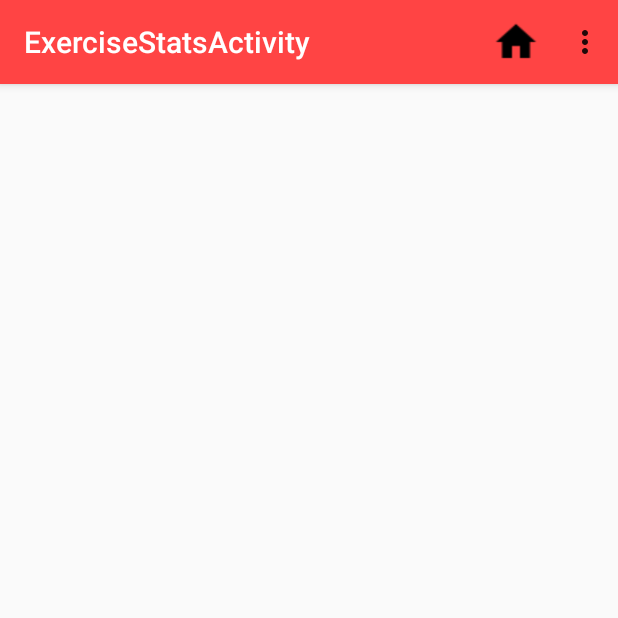
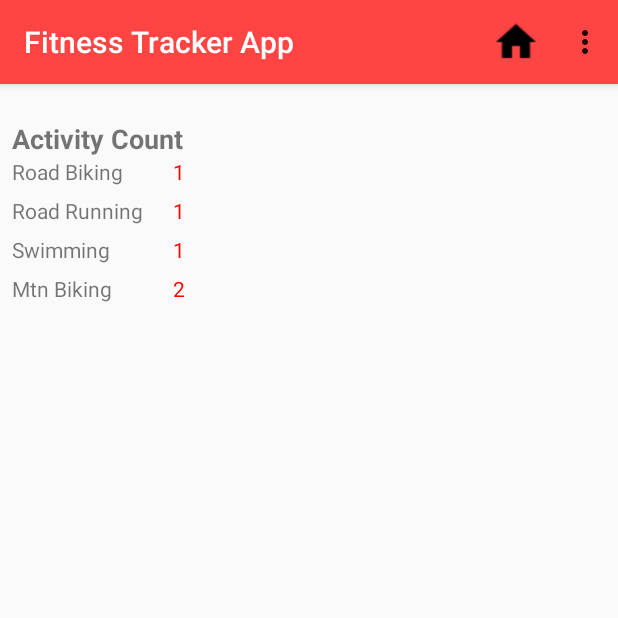
Before and after one commit to GraemeHBrown/Fitness_tracker_v2, an Android app: the screen it shows after launch (ExerciseStatsActivity), after a tap on "VIEW STATS", on a phone screen of 412 x 824 dp, the top half of it. Run offline under Robolectric (Android 15) with nearby library versions, the phone set to English and light mode, and no system bars; our stand-ins replace Room's generated code.

Commit message:
Added count of different exercise types to Exercise stats page.  This generates a table based on the map of activity counts.
Upped the minimum SDK version to 24 in order to use Java 8 features.

```diff
--- a/app/build.gradle
+++ b/app/build.gradle
@@ -4,7 +4,7 @@ android {
     compileSdkVersion 26
     defaultConfig {
         applicationId "com.codeclan.example.fitnesstrackerapp"
-        minSdkVersion 16
+        minSdkVersion 24
         targetSdkVersion 26
         versionCode 1
         versionName "1.0"
@@ -16,10 +16,16 @@ android {
             proguardFiles getDefaultProguardFile('proguard-android.txt'), 'proguard-rules.pro'
         }
     }
+    compileOptions {
+        targetCompatibility 1.8
+        sourceCompatibility 1.8
+    }
+    productFlavors {
+    }
 }
 
 dependencies {
-    implementation fileTree(dir: 'libs', include: ['*.jar'])
+    implementation fileTree(include: ['*.jar'], dir: 'libs')
     implementation 'com.android.support:appcompat-v7:26.1.0'
     implementation 'com.android.support.constraint:constraint-layout:1.0.2'
     implementation 'com.android.support:support-v4:26.1.0'
@@ -28,9 +34,9 @@ dependencies {
     androidTestImplementation 'com.android.support.test:runner:1.0.1'
     androidTestImplementation 'com.android.support.test.espresso:espresso-core:3.0.1'
     // Room (use 1.1.0-alpha1 for latest alpha)
-    implementation "android.arch.persistence.room:runtime:1.0.0"
+    implementation 'android.arch.persistence.room:runtime:1.0.0'
     annotationProcessor "android.arch.persistence.room:compiler:1.0.0"
     // Test helpers for Room
-    testImplementation "android.arch.persistence.room:testing:1.0.0"
+    testImplementation 'android.arch.persistence.room:testing:1.0.0'
     compile 'com.jjoe64:graphview:4.2.1'
 }
--- a/app/src/main/AndroidManifest.xml
+++ b/app/src/main/AndroidManifest.xml
@@ -29,7 +29,6 @@
             android:parentActivityName=".activity.ExerciseActivity" />
         <activity
             android:name=".useractivity.ExerciseStatsActivity"
-            android:label="@string/title_activity_exercise_stats"
             android:theme="@style/Theme.AppCompat.Light.NoActionBar"></activity>
     </application>
 
--- a/app/src/main/java/com/codeclan/example/fitnesstrackerapp/db/utils/DatabaseInitializer.java
+++ b/app/src/main/java/com/codeclan/example/fitnesstrackerapp/db/utils/DatabaseInitializer.java
@@ -102,14 +102,20 @@ public class DatabaseInitializer {
         Equipment equipment5 = addEquipment(db, "Addidas", "Running shoe", "Boost", user1);
         Equipment equipment6 = addEquipment(db, "Swimovate", "Swimming watch", "Poolmate 2", user1);
 
-        Date startTime = getToday();
-        Log.d("start time:", String.valueOf(startTime));
-        Date startTimePlusMins = getDatePlus(60);
-        Log.d("start time plus:", String.valueOf(startTimePlusMins));
+        Date threeWeeksAgo = getTodayPlusDays(-21);
+        Date oneWeekAgo = getTodayPlusDays(-7);
+        Date yesterday = getTodayPlusDays(-1);
+        Date twoDaysAgo = getTodayPlusDays(-2);
+        Date twoWeeksAgo = getTodayPlusDays(-14);
+//        Log.d("start time:", String.valueOf(startTime));
+        Date startTimePlusMins = getDatePlusMinutes(60);
+//        Log.d("start time plus:", String.valueOf(startTimePlusMins));
 
-        addUserExercise(db, user1, roadBiking, startTime, 120L, equipment1, "This is an exercise...", 45.0);
-        addUserExercise(db, user1, roadRunning, startTime, 40L, null, "This is a road run...", 10.3);
-        addUserExercise(db, user1, swimming, startTime, 50L, equipment6, "This is a swim", 4.0);
+        addUserExercise(db, user1, roadBiking, oneWeekAgo, 120L, equipment1, "This is an exercise...", 45.0);
+        addUserExercise(db, user1, roadRunning, threeWeeksAgo, 40L, null, "This is a road run...", 10.3);
+        addUserExercise(db, user1, swimming, yesterday, 50L, equipment6, "This is a swim...", 4.0);
+        addUserExercise(db, user1, mtnBiking, twoDaysAgo, 60L, equipment3, "Mtn biking", 45.7);
+        addUserExercise(db, user1, mtnBiking, twoWeeksAgo, 120L, equipment3, "Mtn biking x1", 56.7);
     }
 
     private static Date getToday() {
@@ -117,9 +123,15 @@ public class DatabaseInitializer {
         return calendar.getTime();
     }
 
-    private static Date getDatePlus(long minutes) {
+    private static Date getDatePlusMinutes(long minutes) {
         Calendar calendar = Calendar.getInstance();
         calendar.add(Calendar.MINUTE, (int) minutes);
+        return calendar.getTime();
+    }
+
+    private static Date getTodayPlusDays(int daysAgo) {
+        Calendar calendar = Calendar.getInstance();
+        calendar.add(Calendar.DATE, daysAgo);
         return calendar.getTime();
     }
 
--- a/app/src/main/java/com/codeclan/example/fitnesstrackerapp/useractivity/ExerciseStatsActivity.java
+++ b/app/src/main/java/com/codeclan/example/fitnesstrackerapp/useractivity/ExerciseStatsActivity.java
@@ -1,21 +1,40 @@
 package com.codeclan.example.fitnesstrackerapp.useractivity;
 
+import android.annotation.TargetApi;
 import android.content.Intent;
+import android.graphics.Color;
+import android.graphics.Typeface;
+import android.os.Build;
 import android.os.Bundle;
-import android.support.design.widget.FloatingActionButton;
-import android.support.design.widget.Snackbar;
 import android.support.v7.app.ActionBar;
 import android.support.v7.app.AppCompatActivity;
 import android.support.v7.widget.Toolbar;
 import android.view.Menu;
 import android.view.MenuItem;
-import android.view.View;
+import android.widget.TableLayout;
+import android.widget.TableRow;
+import android.widget.TextView;
 
 import com.codeclan.example.fitnesstrackerapp.MainActivity;
 import com.codeclan.example.fitnesstrackerapp.R;
+import com.codeclan.example.fitnesstrackerapp.activity.Activity;
 import com.codeclan.example.fitnesstrackerapp.activity.ExerciseActivity;
+import com.codeclan.example.fitnesstrackerapp.db.AppDatabase;
+import com.codeclan.example.fitnesstrackerapp.user.User;
+
+import java.util.ArrayList;
+import java.util.List;
+import java.util.Map;
+import java.util.function.Function;
+import java.util.stream.Collectors;
 
 public class ExerciseStatsActivity extends AppCompatActivity {
+    AppDatabase db;
+    private List<UserExercise> allExercise;
+    TableLayout layout;
+    TableRow tableRow;
+    Map<String, Long> exerciseCounts;
+    TextView activityCount, activityKey;
 
     @Override
     protected void onCreate(Bundle savedInstanceState) {
@@ -26,6 +45,47 @@ public class ExerciseStatsActivity extends AppCompatActivity {
         ActionBar ab = getSupportActionBar();
 
 
+        db = AppDatabase.getInMemoryDatabase(getApplicationContext());
+        User appUser = db.userDao().getAll().get(0);
+        allExercise = db.userExerciseDao().findAllExerciseForUser(appUser.getId());
+        exerciseCounts = getExerciseCounts(allExercise);
+        layout = findViewById(R.id.activity_count);
+        addDataToTable();
+
+    }
+
+    private void addDataToTable() {
+        for (Map.Entry<String, Long> entry : exerciseCounts.entrySet()) {
+            tableRow = new TableRow(this);
+            tableRow.setLayoutParams(new TableRow.LayoutParams(TableRow.LayoutParams.FILL_PARENT,
+                    TableRow.LayoutParams.WRAP_CONTENT));
+            activityKey = new TextView(this);
+            activityCount = new TextView(this);
+            activityKey.setText(entry.getKey());
+            activityKey.setPadding(0, 0, 30, 10);
+            tableRow.addView(activityKey);
+            activityCount.setText(entry.getValue().toString());
+            activityCount.setTextColor(Color.RED);
+            tableRow.addView(activityCount);
+            layout.addView(tableRow, new TableLayout.LayoutParams(
+                    TableRow.LayoutParams.FILL_PARENT, TableRow.LayoutParams.WRAP_CONTENT));
+        }
+//
+    }
+
+
+    @TargetApi(Build.VERSION_CODES.N)
+    private Map<String, Long> getExerciseCounts(List<UserExercise> allExercise) {
+        ArrayList<String> activityTypes = new ArrayList<>();
+        for (UserExercise exercise : allExercise) {
+            int activityId = exercise.getActivityId();
+            Activity foundActivity = db.activityDao().findByID(activityId);
+            activityTypes.add(foundActivity.getActivityType());
+        }
+
+        Map<String, Long> typeCount = activityTypes.stream().collect(Collectors.groupingBy(Function.identity(), Collectors.counting()));
+
+        return typeCount;
     }
 
     @Override
--- a/app/src/main/res/layout/activity_exercise_stats.xml
+++ b/app/src/main/res/layout/activity_exercise_stats.xml
@@ -4,9 +4,7 @@
     xmlns:tools="http://schemas.android.com/tools"
     android:layout_width="match_parent"
     android:layout_height="match_parent"
-    app:layout_behavior="@string/appbar_scrolling_view_behavior"
-    tools:context="com.codeclan.example.fitnesstrackerapp.useractivity.ExerciseStatsActivity"
-    tools:showIn="@layout/activity_exercise_stats">
+    app:layout_behavior="@string/appbar_scrolling_view_behavior">
 
     <android.support.v7.widget.Toolbar
         android:id="@+id/stats_activity_toolbar"
@@ -17,23 +15,67 @@
         android:elevation="4dp"
         android:theme="@style/ThemeOverlay.AppCompat.ActionBar"
         app:popupTheme="@style/ThemeOverlay.AppCompat.Light"
-        app:titleTextColor="@android:color/background_light" />
+        app:titleTextColor="@android:color/background_light"
+        tools:layout_editor_absoluteY="1dp" />
 
     <GridLayout
+        android:id="@+id/gridLayout4"
         android:layout_width="match_parent"
-        android:layout_height="match_parent"
-        tools:layout_editor_absoluteX="8dp"
-        tools:layout_editor_absoluteY="8dp">
+        android:layout_height="wrap_content"
+        android:layout_marginBottom="8dp"
+        android:layout_marginEnd="8dp"
+        android:layout_marginStart="8dp"
+        android:layout_marginTop="24dp"
+        android:columnCount="2"
+        app:layout_constraintBottom_toBottomOf="parent"
+        app:layout_constraintEnd_toEndOf="parent"
+        app:layout_constraintHorizontal_bias="0.126"
+        app:layout_constraintLeft_toLeftOf="parent"
+        app:layout_constraintRight_toRightOf="parent"
+        app:layout_constraintStart_toStartOf="parent"
+        app:layout_constraintTop_toBottomOf="@+id/stats_activity_toolbar"
+        app:layout_constraintVertical_bias="0.0">
+
+        <TextView
+            android:id="@+id/all_exercise_list"
+            android:layout_width="wrap_content"
+            android:layout_height="wrap_content"
+            android:layout_column="1"
+            android:layout_row="0"
+            android:layout_rowSpan="2"
+            android:ems="10"
+            android:textAlignment="center"
+            android:textSize="18sp"
+            tools:layout_editor_absoluteX="534dp"
+            tools:layout_editor_absoluteY="0dp" />
 
         <TextView
             android:id="@+id/textView5"
             android:layout_width="wrap_content"
             android:layout_height="wrap_content"
-            android:text="TextView"
-            tools:layout_editor_absoluteX="190dp"
-            tools:layout_editor_absoluteY="278dp" />
+            android:layout_column="0"
+            android:layout_row="0"
+            android:text="Activity Count"
+            android:textSize="18sp"
+            android:textStyle="bold"
+            tools:layout_editor_absoluteX="136dp"
+            tools:layout_editor_absoluteY="373dp" />
+
+        <TableLayout
+            android:id="@+id/activity_count"
+            android:layout_width="match_parent"
+            android:layout_height="match_parent"
+            android:layout_column="0"
+            android:layout_row="1"
+            android:divider="@android:drawable/divider_horizontal_textfield">
+
+
+        </TableLayout>
+
 
     </GridLayout>
 
 
+
+
 </android.support.constraint.ConstraintLayout>
```
